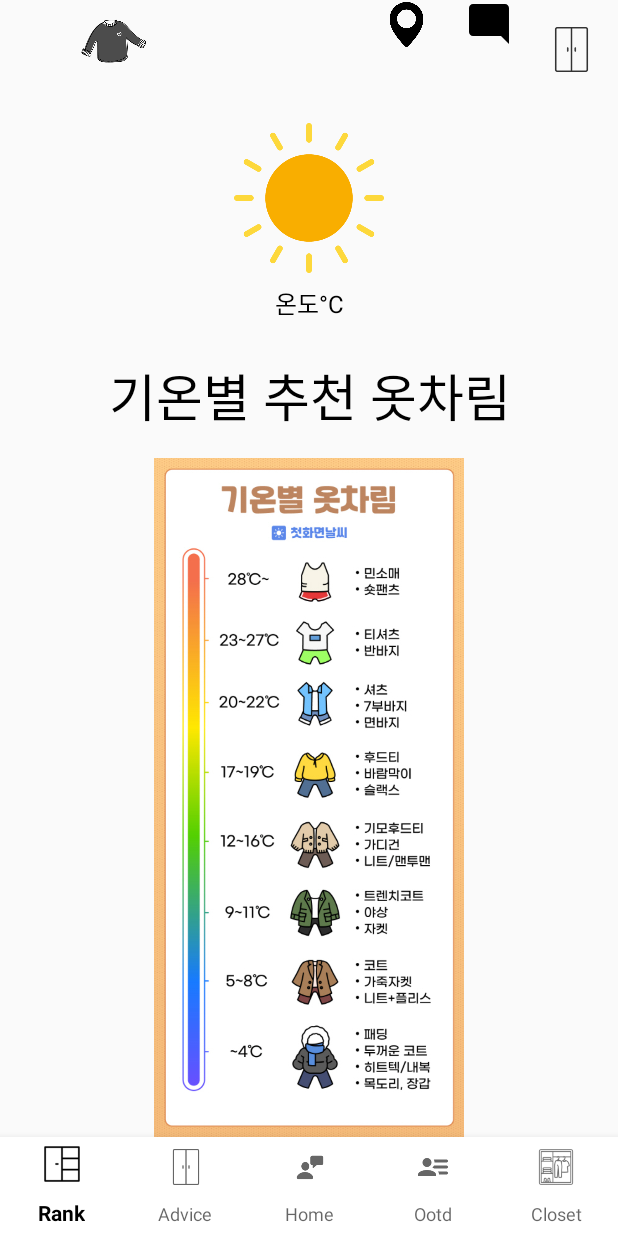
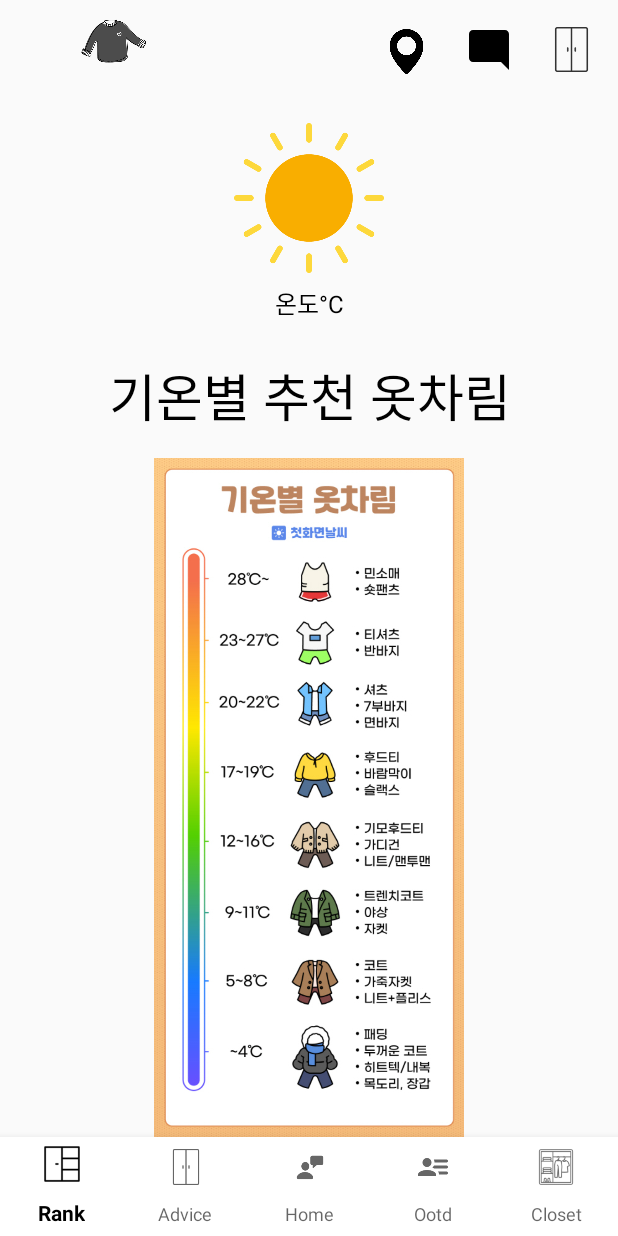
Before and after one commit to 2022-SMHRD-SW-Fullstack-1/GPS_hackathon, an Android app: the MainActivity screen opened directly, with no data from a screen before it, on a phone screen of 412 x 824 dp. Run offline under Robolectric (Android 15) with nearby library versions, the phone set to English and light mode, and no system bars; our stand-ins replace Firebase (no records; nobody signed in at launch, a user with empty details on screens opened directly), Volley; network calls fail; Roboto replaces fonts that are not available here.

Commit message:
메인 xml 제약조건 수정(채팅아이콘부분)

```diff
--- a/app/src/main/res/layout/activity_main.xml
+++ b/app/src/main/res/layout/activity_main.xml
@@ -70,9 +70,10 @@
         android:layout_width="wrap_content"
         android:layout_height="wrap_content"
         android:layout_marginEnd="24dp"
+        app:layout_constraintBottom_toBottomOf="@+id/imgLogout"
         app:layout_constraintEnd_toStartOf="@+id/imgLogout"
-        app:srcCompat="@drawable/ic_baseline_mode_comment_32"
-        tools:layout_editor_absoluteY="17dp" />
+        app:layout_constraintTop_toTopOf="@+id/imgLogout"
+        app:srcCompat="@drawable/ic_baseline_mode_comment_32" />
 
     <ImageView
         android:id="@+id/tvMap"
@@ -82,6 +83,7 @@
         app:layout_constraintBottom_toBottomOf="@+id/img_Chat"
         app:layout_constraintEnd_toStartOf="@+id/img_Chat"
         app:layout_constraintTop_toTopOf="@+id/img_Chat"
+        app:layout_constraintVertical_bias="1.0"
         app:srcCompat="@drawable/icon_here" />
 
 
```
